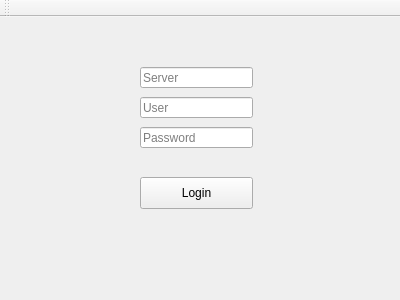
First picture: the form in src/gui/mainwindow.ui, repository amazingblue/NextCloudNotesQT, before the edit.
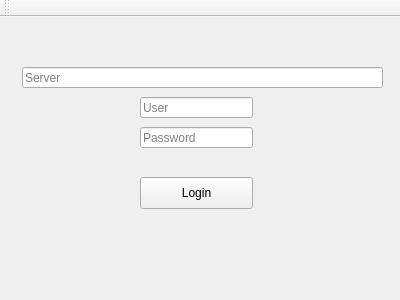
Second picture: the form after the edit.

What changed in the file:
```diff
--- a/src/gui/mainwindow.ui
+++ b/src/gui/mainwindow.ui
@@ -17,9 +17,9 @@
    <widget class="QLineEdit" name="serverLineEdit">
     <property name="geometry">
      <rect>
-      <x>140</x>
+      <x>22</x>
       <y>50</y>
-      <width>113</width>
+      <width>361</width>
       <height>21</height>
      </rect>
     </property>
```
Left out of the diff: 2 changed lines with no effect on the pictures.
